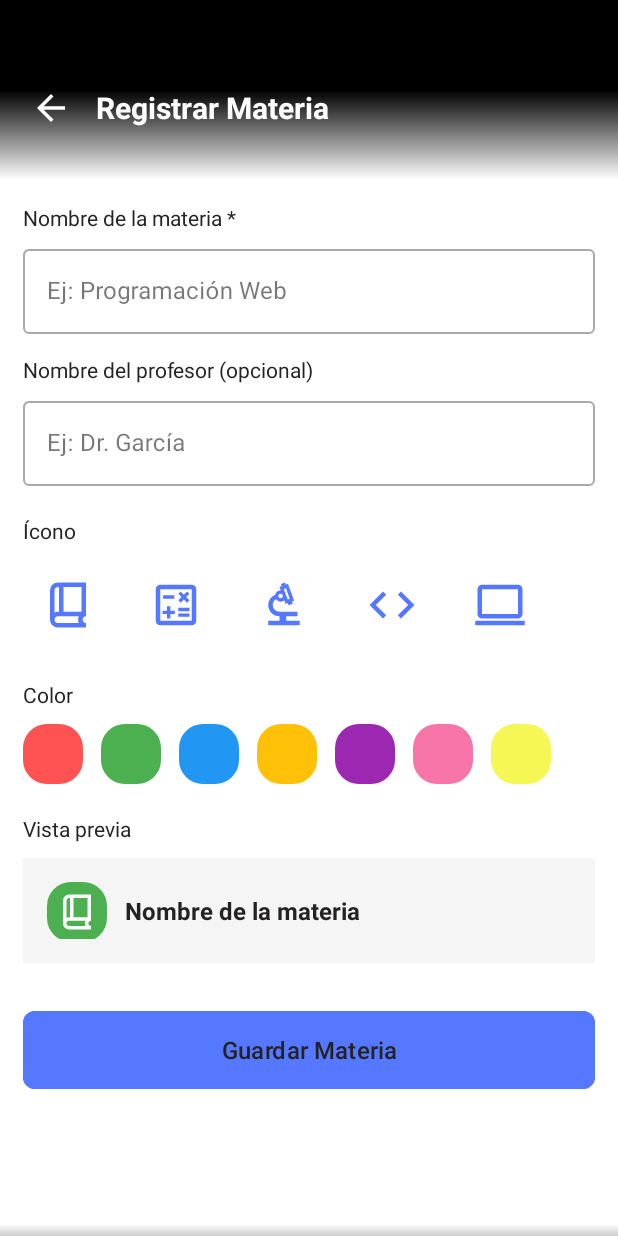
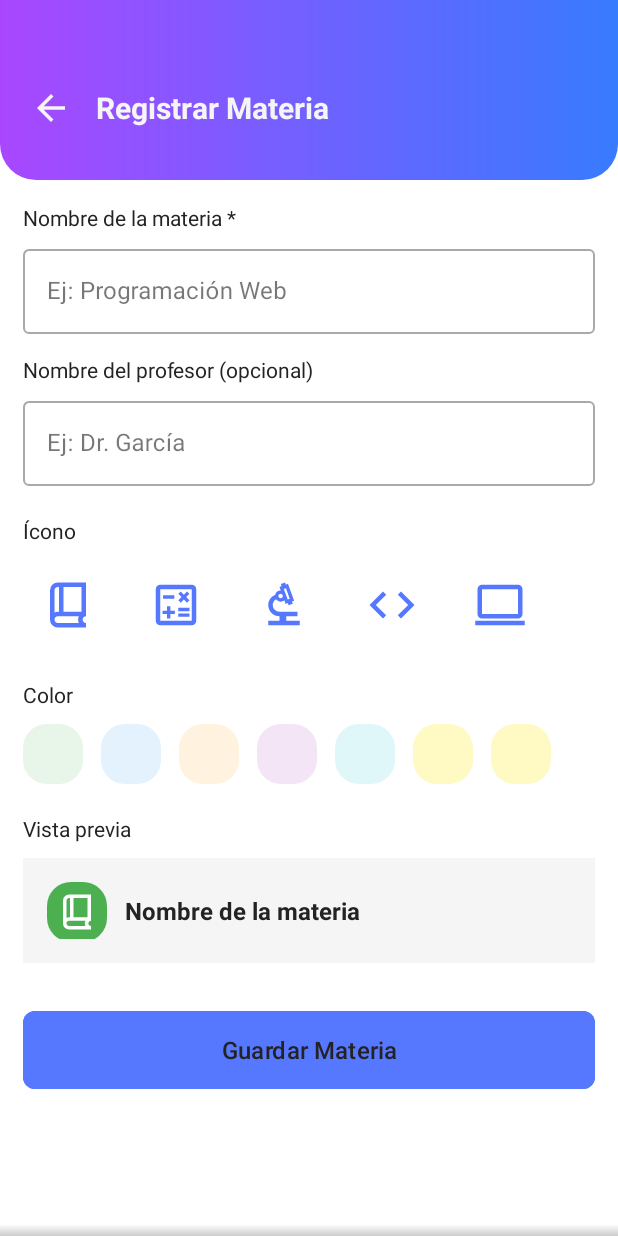
Before and after one commit to IvanIza7/Unibook_DM, an Android app: the screen it shows after launch (MainActivity), after a tap on "+ Agregar materia", on a phone screen of 412 x 824 dp. Run offline under Robolectric (Android 15) with nearby library versions, the phone set to English and light mode, and no system bars.

Commit message:
Headers con letras claras y camara funcional

```diff
--- a/app/src/main/res/drawable/bg_header_gradiente.xml
+++ b/app/src/main/res/drawable/bg_header_gradiente.xml
@@ -3,10 +3,15 @@
     android:shape="rectangle">
 
     <gradient
-        android:angle="270"
-        android:startColor="#000000"
-        android:centerColor="#000000"
-        android:endColor="@android:color/transparent"
+        android:angle="0"
+        android:startColor="#A947FF"
+        android:endColor="#377BFF"
         android:type="linear" />
 
+    <corners
+        android:topLeftRadius="0dp"
+        android:topRightRadius="0dp"
+        android:bottomLeftRadius="24dp"
+        android:bottomRightRadius="24dp" />
+
 </shape>
--- a/app/src/main/res/layout/fragment_agregar_materia.xml
+++ b/app/src/main/res/layout/fragment_agregar_materia.xml
@@ -25,7 +25,7 @@
                 android:layout_width="28dp"
                 android:layout_height="28dp"
                 android:src="@drawable/ic_back"
-                app:tint="@color/colorHeaderText" />
+                app:tint="@color/colorHeader" />
 
             <TextView
                 android:id="@+id/txtMateria"
@@ -33,7 +33,7 @@
                 android:layout_height="wrap_content"
                 android:layout_marginStart="16dp"
                 android:text="@string/titulo_agregar_materia"
-                android:textColor="@color/colorHeaderText"
+                android:textColor="@color/colorHeader"
                 android:textSize="20sp"
                 android:textStyle="bold" />
         </LinearLayout>
@@ -222,7 +222,7 @@
                         android:layout_height="40dp"
                         android:layout_marginEnd="12dp"
                         android:background="@drawable/bg_round_card"
-                        android:backgroundTint="#FF5252" />
+                        android:backgroundTint="#E8F5E9" />
 
                     <View
                         android:id="@+id/color2"
@@ -230,7 +230,7 @@
                         android:layout_height="40dp"
                         android:layout_marginEnd="12dp"
                         android:background="@drawable/bg_round_card"
-                        android:backgroundTint="#4CAF50" />
+                        android:backgroundTint="#E3F2FD" />
 
                     <View
                         android:id="@+id/color3"
@@ -238,7 +238,7 @@
                         android:layout_height="40dp"
                         android:layout_marginEnd="12dp"
                         android:background="@drawable/bg_round_card"
-                        android:backgroundTint="#2196F3" />
+                        android:backgroundTint="#FFF3E0" />
 
                     <View
                         android:id="@+id/color4"
@@ -246,7 +246,7 @@
                         android:layout_height="40dp"
                         android:layout_marginEnd="12dp"
                         android:background="@drawable/bg_round_card"
-                        android:backgroundTint="#FFC107" />
+                        android:backgroundTint="#F3E5F5" />
 
                     <View
                         android:id="@+id/color5"
@@ -254,7 +254,7 @@
                         android:layout_height="40dp"
                         android:layout_marginEnd="12dp"
                         android:background="@drawable/bg_round_card"
-                        android:backgroundTint="#9C27B0" />
+                        android:backgroundTint="#E0F7FA" />
 
                     <View
                         android:id="@+id/color6"
@@ -262,7 +262,7 @@
                         android:layout_height="40dp"
                         android:layout_marginEnd="12dp"
                         android:background="@drawable/bg_round_card"
-                        android:backgroundTint="#F875AA" />
+                        android:backgroundTint="#FFF9C4" />
 
                     <View
                         android:id="@+id/color7"
@@ -270,7 +270,7 @@
                         android:layout_height="40dp"
                         android:layout_marginEnd="12dp"
                         android:background="@drawable/bg_round_card"
-                        android:backgroundTint="#F4F754" />
+                        android:backgroundTint="#FFF9C4" />
                 </LinearLayout>
             </HorizontalScrollView>
 
--- a/app/src/main/res/layout/fragment_editar_materia.xml
+++ b/app/src/main/res/layout/fragment_editar_materia.xml
@@ -25,7 +25,7 @@
                 android:layout_width="28dp"
                 android:layout_height="28dp"
                 android:src="@drawable/ic_back"
-                app:tint="@color/colorHeaderText" />
+                app:tint="@color/colorHeader" />
 
             <TextView
                 android:id="@+id/txtMateria"
@@ -33,7 +33,7 @@
                 android:layout_height="wrap_content"
                 android:layout_marginStart="16dp"
                 android:text="@string/titulo_editar_materia"
-                android:textColor="@color/colorHeaderText"
+                android:textColor="@color/colorHeader"
                 android:textSize="20sp"
                 android:textStyle="bold" />
         </LinearLayout>
--- a/app/src/main/res/values-night/colorsui.xml
+++ b/app/src/main/res/values-night/colorsui.xml
@@ -13,6 +13,8 @@
 
     <!-- Texto principal (Claro sobre fondo oscuro) -->
     <color name="colorTextOnDark">#F5F5F5</color>
+    <color name="colorHeader">#F5F5F5</color>
+
 
     <!-- Color de acento (Dorado/Naranja en Dark) -->
     <color name="colorAccent">#CE9B50</color>
@@ -22,4 +24,7 @@
     <color name="colorUniversityRedBright">#DC143C</color>
     <color name="colorUniversityBlue">#7638B9</color>
     <color name="colorUniversityBlueBright">#17AAD1</color>
+
+    <color name="gradiente_inicio">#1565C0</color>
+    <color name="gradiente_centro">#0D47A1</color>
 </resources>
--- a/app/src/main/res/values/colorsui.xml
+++ b/app/src/main/res/values/colorsui.xml
@@ -15,7 +15,7 @@
 
     <!-- Nuevos colores para ajustes solicitados -->
     <color name="colorBottomNavBackground">#FFFFFF</color>
-    <color name="colorHeaderText">#FFFFFF</color> <!-- Blanco fijo para headers -->
+    <color name="colorHeader">#F5F5F5</color> <!-- Blanco fijo para headers -->
 
     <!-- Legacy -->
     <color name="colorBackgroundLight">#FFFFFF</color>
--- /dev/null
+++ b/app/src/main/res/xml/file_paths.xml
@@ -0,0 +1,4 @@
+<?xml version="1.0" encoding="utf-8"?>
+<paths>
+    <external-files-path name="mis_imagenes" path="Pictures" />
+</paths>
```
Also changed, not shown: app/src/main/AndroidManifest.xml (+17 -0 lines), app/src/main/java/com/navify/unibook/fragments/AgregarActividad.java (+77 -8 lines), app/src/main/res/layout/fragment_agregar_actividad.xml (+5 -5 lines).
